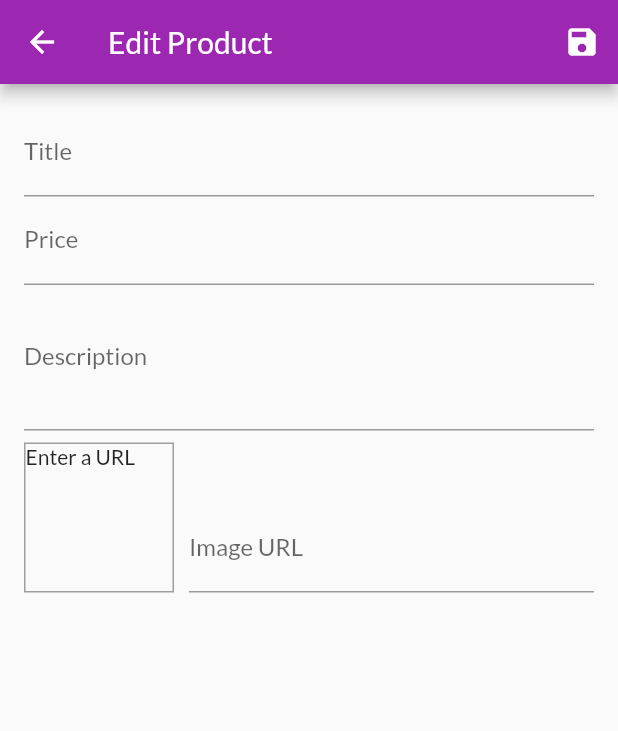
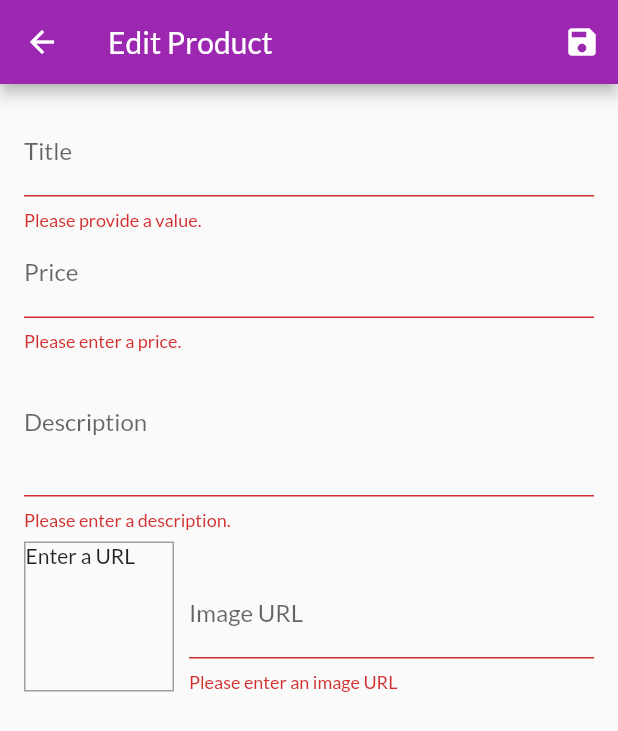
Before and after one commit to romansenin/shop_app, a Flutter app: the EditProductScreen screen opened by its route, after a tap on the "save" icon, on a phone screen of 412 x 824 dp. Shown: the top 731 px of the screen. Run offline on Flutter 3.47's test engine with Material 2 defaults, Android fonts, the phone set to English and light mode, and no system bars; network calls fail.

Commit message:
add validation to all inputs

```diff
--- a/lib/screens/edit_product_screen.dart
+++ b/lib/screens/edit_product_screen.dart
@@ -36,12 +36,24 @@ class _EditProductScreenState extends State<EditProductScreen> {
   }
 
   void _updateImageUrl() {
+    if ((!_imageUrlController.text.startsWith('http') &&
+            !_imageUrlController.text.startsWith('https')) ||
+        (!_imageUrlController.text.endsWith('.png') &&
+            !_imageUrlController.text.endsWith('.jpg') &&
+            !_imageUrlController.text.endsWith('.jpeg'))) {
+      return;
+    }
+
     if (!_imageUrlFocusNode.hasFocus) {
       setState(() {});
     }
   }
 
   void _saveForm() {
+    final isValid = _form.currentState.validate();
+    if (!isValid) {
+      return;
+    }
     _form.currentState.save();
     print(_editedProduct.title);
     print(_editedProduct.description);
@@ -72,6 +84,12 @@ class _EditProductScreenState extends State<EditProductScreen> {
                   labelText: 'Title',
                 ),
                 textInputAction: TextInputAction.next,
+                validator: (value) {
+                  if (value.isEmpty) {
+                    return 'Please provide a value.';
+                  }
+                  return null;
+                },
                 onSaved: (value) {
                   _editedProduct = Product(
                     title: value,
@@ -88,6 +106,18 @@ class _EditProductScreenState extends State<EditProductScreen> {
                 ),
                 textInputAction: TextInputAction.next,
                 keyboardType: TextInputType.number,
+                validator: (value) {
+                  if (value.isEmpty) {
+                    return 'Please enter a price.';
+                  }
+                  if (double.tryParse(value) == null) {
+                    return 'Please enter a valid number';
+                  }
+                  if (double.parse(value) <= 0) {
+                    return 'Please enter a number greater than zero.';
+                  }
+                  return null;
+                },
                 onSaved: (value) {
                   _editedProduct = Product(
                     title: _editedProduct.title,
@@ -104,6 +134,15 @@ class _EditProductScreenState extends State<EditProductScreen> {
                 ),
                 maxLines: 3,
                 keyboardType: TextInputType.multiline,
+                validator: (value) {
+                  if (value.isEmpty) {
+                    return 'Please enter a description.';
+                  }
+                  if (value.length < 10) {
+                    return 'Should be at least 10 characters long.';
+                  }
+                  return null;
+                },
                 onSaved: (value) {
                   _editedProduct = Product(
                     title: _editedProduct.title,
@@ -152,6 +191,21 @@ class _EditProductScreenState extends State<EditProductScreen> {
                       onEditingComplete: () {
                         setState(() {});
                       },
+                      validator: (value) {
+                        if (value.isEmpty) {
+                          return 'Please enter an image URL';
+                        }
+                        if (!value.startsWith('http') &&
+                            !value.startsWith('https')) {
+                          return 'Please enter a valid URL.';
+                        }
+                        if (!value.endsWith('.png') &&
+                            !value.endsWith('.jpg') &&
+                            !value.endsWith('.jpeg')) {
+                          return 'Please enter a valid image URL.';
+                        }
+                        return null;
+                      },
                       onSaved: (value) {
                         _editedProduct = Product(
                           title: _editedProduct.title,
```
